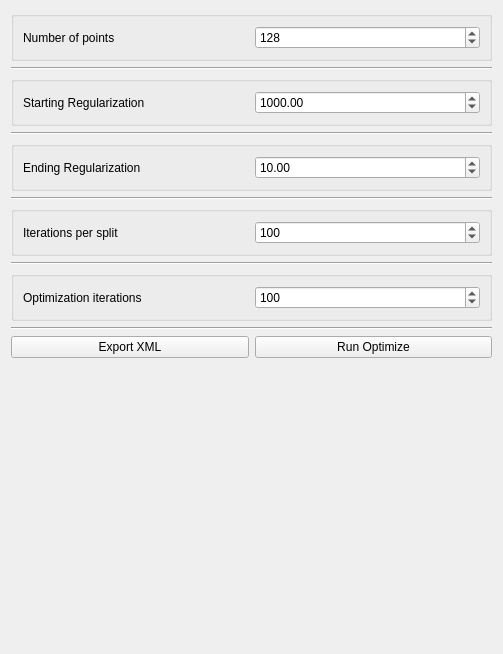
Old version of the form src/Optimize/OptimizeTool.ui in the repository SCIInstitute/ShapeWorks.
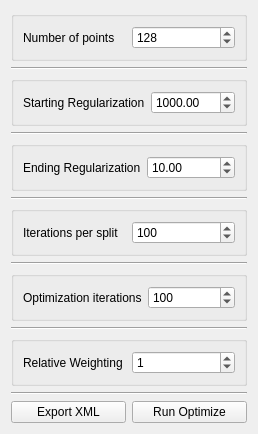
New version of the form.

Commit message: relative weighting added to optimize. closes #32

What changed in the file:
```diff
--- a/src/Optimize/OptimizeTool.ui
+++ b/src/Optimize/OptimizeTool.ui
@@ -6,8 +6,8 @@
    <rect>
     <x>0</x>
     <y>0</y>
-    <width>503</width>
-    <height>654</height>
+    <width>228</width>
+    <height>358</height>
    </rect>
   </property>
   <property name="windowTitle">
@@ -24,8 +24,6 @@
   </property>
   <layout class="QVBoxLayout" name="verticalLayout">
    <item>
-    <layout class="QGridLayout" name="gridLayout_2">
-     <item row="0" column="0">
       <widget class="QGroupBox" name="antialias_groupbox">
        <property name="title">
         <string/>
@@ -51,40 +49,14 @@
        </layout>
       </widget>
      </item>
-     <item row="9" column="0">
-      <widget class="Line" name="line">
+   <item>
+    <widget class="Line" name="line_3">
        <property name="orientation">
         <enum>Qt::Horizontal</enum>
        </property>
       </widget>
      </item>
-     <item row="6" column="0">
-      <widget class="QGroupBox" name="blur_groupbox">
-       <property name="title">
-        <string/>
-       </property>
-       <layout class="QHBoxLayout" name="horizontalLayout">
         <item>
-         <widget class="QLabel" name="label_4">
-          <property name="text">
-           <string>Iterations per split</string>
-          </property>
-         </widget>
-        </item>
-        <item>
-         <widget class="QSpinBox" name="iterations_per_split_">
-          <property name="maximum">
-           <number>20000</number>
-          </property>
-          <property name="value">
-           <number>100</number>
-          </property>
-         </widget>
-        </item>
-       </layout>
-      </widget>
-     </item>
-     <item row="2" column="0">
       <widget class="QGroupBox" name="blur_groupbox_2">
        <property name="title">
         <string/>
@@ -110,7 +82,14 @@
        </layout>
       </widget>
      </item>
-     <item row="4" column="0">
+   <item>
+    <widget class="Line" name="line_4">
+     <property name="orientation">
+      <enum>Qt::Horizontal</enum>
+     </property>
+    </widget>
+   </item>
+   <item>
       <widget class="QGroupBox" name="blur_groupbox_3">
        <property name="title">
         <string/>
@@ -136,28 +115,47 @@
        </layout>
       </widget>
      </item>
-     <item row="1" column="0">
-      <widget class="Line" name="line_3">
-       <property name="orientation">
-        <enum>Qt::Horizontal</enum>
-       </property>
-      </widget>
-     </item>
-     <item row="3" column="0">
-      <widget class="Line" name="line_4">
-       <property name="orientation">
-        <enum>Qt::Horizontal</enum>
-       </property>
-      </widget>
-     </item>
-     <item row="5" column="0">
+   <item>
       <widget class="Line" name="line_5">
        <property name="orientation">
         <enum>Qt::Horizontal</enum>
        </property>
       </widget>
      </item>
-     <item row="8" column="0">
+   <item>
+    <widget class="QGroupBox" name="blur_groupbox">
+     <property name="title">
+      <string/>
+     </property>
+     <layout class="QHBoxLayout" name="horizontalLayout">
+      <item>
+       <widget class="QLabel" name="label_4">
+        <property name="text">
+         <string>Iterations per split</string>
+        </property>
+       </widget>
+      </item>
+      <item>
+       <widget class="QSpinBox" name="iterations_per_split_">
+        <property name="maximum">
+         <number>20000</number>
+        </property>
+        <property name="value">
+         <number>100</number>
+        </property>
+       </widget>
+      </item>
+     </layout>
+    </widget>
+   </item>
+   <item>
+    <widget class="Line" name="line_7">
+     <property name="orientation">
+      <enum>Qt::Horizontal</enum>
+     </property>
+    </widget>
+   </item>
+   <item>
       <widget class="QGroupBox" name="blur_groupbox_4">
        <property name="title">
         <string/>
@@ -183,14 +181,45 @@
        </layout>
       </widget>
      </item>
-     <item row="7" column="0">
-      <widget class="Line" name="line_7">
+   <item>
+     <widget class="Line" name="line_9">
        <property name="orientation">
         <enum>Qt::Horizontal</enum>
+       </property>
+     </widget>
+   </item>
+   <item>
+    <widget class="QGroupBox" name="blur_groupbox_5">
+     <property name="title">
+      <string/>
+     </property>
+     <layout class="QHBoxLayout" name="horizontalLayout_7">
+      <item>
+       <widget class="QLabel" name="label_8">
+        <property name="text">
+         <string>Relative Weighting</string>
+        </property>
+       </widget>
+      </item>
+      <item>
+       <widget class="QSpinBox" name="relative_weighting_">
+        <property name="maximum">
+         <number>100</number>
+        </property>
+        <property name="value">
+         <number>1</number>
        </property>
       </widget>
      </item>
     </layout>
+    </widget>
+   </item>
+   <item>
+    <widget class="Line" name="line">
+     <property name="orientation">
+      <enum>Qt::Horizontal</enum>
+     </property>
+    </widget>
    </item>
    <item>
     <layout class="QHBoxLayout" name="horizontalLayout_3">
```
Left out of the diff: 12 changed lines with no effect on the pictures. Lines whose indentation alone changed are shown as unchanged. The commit also changes 1 other file.
